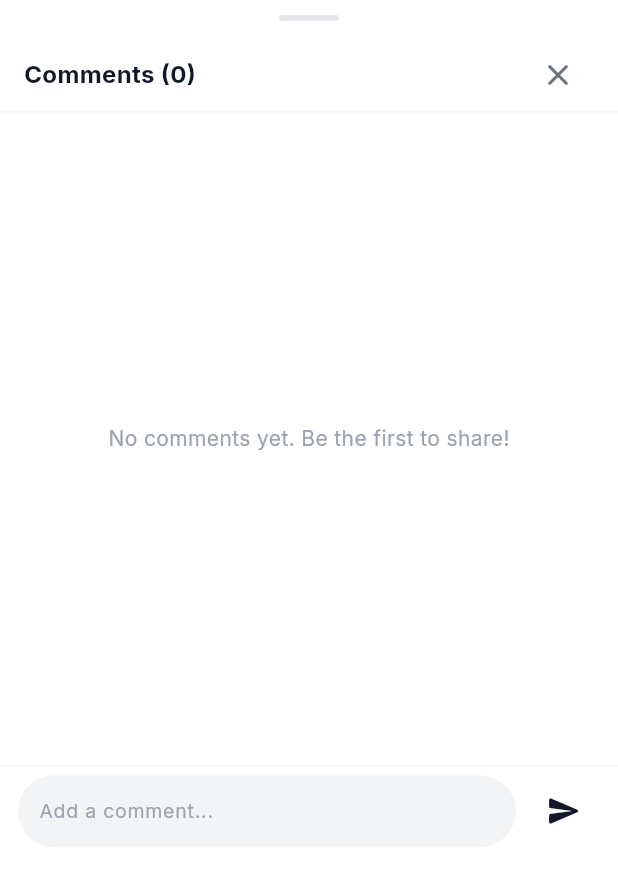
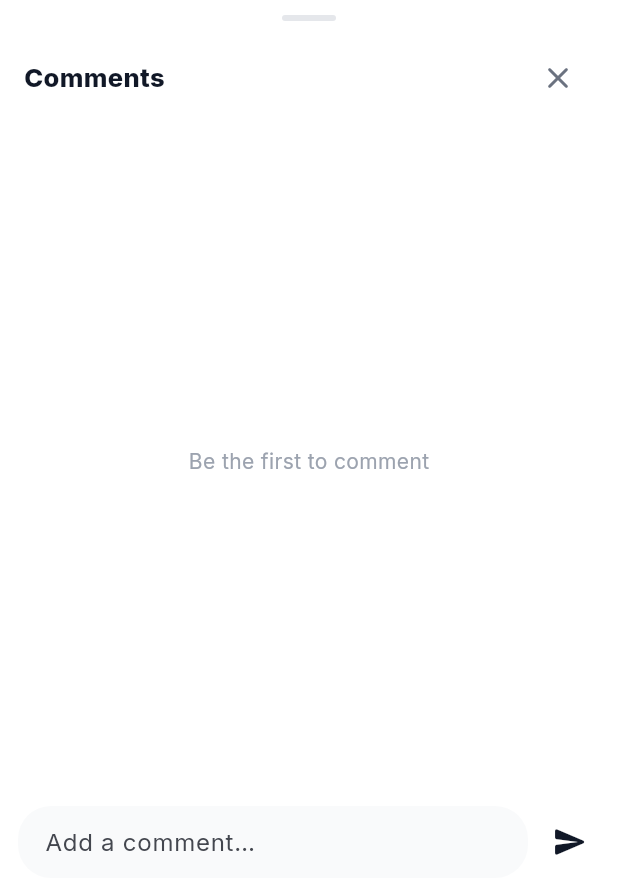
Before and after one commit to 1rachit-tech/Ojas--world, a Flutter app: the HomeCommentsSheet widget shown alone on an empty page, opened directly with empty values, after a tap on the "send" icon, on a phone screen of 412 x 824 dp. Shown: the top 894 px of the screen. Run offline on Flutter 3.47's test engine with Material 3 defaults, Android fonts, the light colour scheme and no system bars; our stand-ins replace audioplayers, cached_network_image, camera, cloud_firestore, cloud_functions, firebase_auth and 13 more; missing offline and left inert: firebase_app_check, google_sign_in_web, livekit_client, record, video_compress; accounts and stored records are empty; network calls fail.

Commit message:
Replace local comments with real Firestore stream + post/reply/delete

```diff
--- a/lib/widgets/home_comments_sheet.dart
+++ b/lib/widgets/home_comments_sheet.dart
@@ -1,27 +1,35 @@
+import 'package:firebase_auth/firebase_auth.dart';
 import 'package:flutter/material.dart';
+import 'package:flutter/services.dart';
 
+import '../models/social_interaction.dart';
+import '../services/social_interaction_service.dart';
+
+/// Real comments for a content item (reel).
+/// [postId] is the content/reel id (kept for existing call sites).
 class HomeCommentsSheet extends StatefulWidget {
+  const HomeCommentsSheet({
+    super.key,
+    required this.postId,
+    this.creatorName = '',
+    this.initialComments = const <String>[],
+    this.onCommentsUpdated,
+  });
+
   final String postId;
   final String creatorName;
   final List<String> initialComments;
-  final Function(int updatedCount) onCommentsUpdated;
+  final void Function(int updatedCount)? onCommentsUpdated;
 
-  const HomeCommentsSheet({
-    super.key,
-    required this.postId,
-    required this.creatorName,
-    required this.initialComments,
-    required this.onCommentsUpdated,
-  });
-
-  static void show(
+  static Future<void> show(
     BuildContext context, {
     required String postId,
-    required String creatorName,
-    required List<String> initialComments,
-    required Function(int updatedCount) onCommentsUpdated,
+    String creatorName = '',
+    List<String> initialComments = const <String>[],
+    void Function(int updatedCount)? onCommentsUpdated,
   }) {
-    showModalBottomSheet(
+    HapticFeedback.mediumImpact();
+    return showModalBottomSheet<void>(
       context: context,
       isScrollControlled: true,
       backgroundColor: Colors.transparent,
@@ -39,66 +47,104 @@ class HomeCommentsSheet extends StatefulWidget {
 }
 
 class _HomeCommentsSheetState extends State<HomeCommentsSheet> {
-  final TextEditingController _commentCtrl = TextEditingController();
-  late List<String> _comments;
-
-  @override
-  void initState() {
-    super.initState();
-    _comments = List.from(widget.initialComments);
-  }
+  final TextEditingController _controller = TextEditingController();
+  final FocusNode _focus = FocusNode();
+  bool _sending = false;
+  String? _error;
+  SocialComment? _replyingTo;
 
   @override
   void dispose() {
-    _commentCtrl.dispose();
+    _controller.dispose();
+    _focus.dispose();
     super.dispose();
   }
 
-  void _addComment() {
-    final text = _commentCtrl.text.trim();
-    if (text.isEmpty) return;
+  Future<void> _send() async {
+    final text = _controller.text.trim();
+    if (text.isEmpty || _sending) return;
+    setState(() {
+      _sending = true;
+      _error = null;
+    });
+    try {
+      await SocialInteractionService.instance.postComment(
+        contentId: widget.postId,
+        text: text,
+        parentCommentId: _replyingTo?.id,
+        rootCommentId: _replyingTo?.rootCommentId ?? _replyingTo?.id,
+      );
+      _controller.clear();
+      if (mounted) setState(() => _replyingTo = null);
+      HapticFeedback.lightImpact();
+    } catch (e) {
+      if (mounted) setState(() => _error = e.toString());
+    } finally {
+      if (mounted) setState(() => _sending = false);
+    }
+  }
 
-    setState(() {
-      _comments.insert(0, text);
-    });
-    widget.onCommentsUpdated(_comments.length);
-    _commentCtrl.clear();
+  Future<void> _delete(SocialComment comment) async {
+    try {
+      await SocialInteractionService.instance.deleteComment(
+        contentId: widget.postId,
+        commentId: comment.id,
+      );
+    } catch (e) {
+      if (mounted) {
+        ScaffoldMessenger.of(context).showSnackBar(
+          SnackBar(content: Text(e.toString())),
+        );
+      }
+    }
+  }
+
+  String _timeAgo(DateTime? dt) {
+    if (dt == null) return '';
+    final d = DateTime.now().toUtc().difference(dt.toUtc());
+    if (d.inMinutes < 1) return 'now';
+    if (d.inMinutes < 60) return '${d.inMinutes}m';
+    if (d.inHours < 24) return '${d.inHours}h';
+    if (d.inDays < 7) return '${d.inDays}d';
+    return '${dt.day}/${dt.month}';
   }
 
   @override
   Widget build(BuildContext context) {
-    return Container(
-      height: MediaQuery.of(context).size.height * 0.70,
+    final bottom = MediaQuery.of(context).viewInsets.bottom;
+    final uid = FirebaseAuth.instance.currentUser?.uid;
+
+    return Padding(
+      padding: EdgeInsets.only(bottom: bottom),
+      child: Container(
+        height: MediaQuery.of(context).size.height * 0.72,
         decoration: const BoxDecoration(
           color: Colors.white,
-        borderRadius: BorderRadius.vertical(top: Radius.circular(24)),
-      ),
-      padding: EdgeInsets.only(
-        bottom: MediaQuery.of(context).viewInsets.bottom,
+          borderRadius: BorderRadius.vertical(top: Radius.circular(20)),
         ),
         child: Column(
           children: [
             const SizedBox(height: 10),
             Container(
-            width: 40,
+              width: 36,
               height: 4,
               decoration: BoxDecoration(
                 color: const Color(0xFFE5E7EB),
                 borderRadius: BorderRadius.circular(2),
               ),
             ),
-          const SizedBox(height: 12),
             Padding(
-            padding: const EdgeInsets.symmetric(horizontal: 16),
+              padding: const EdgeInsets.fromLTRB(16, 14, 16, 8),
               child: Row(
-              mainAxisAlignment: MainAxisAlignment.spaceBetween,
                 children: [
-                Text(
-                  'Comments (${_comments.length})',
-                  style: const TextStyle(
+                  const Expanded(
+                    child: Text(
+                      'Comments',
+                      style: TextStyle(
+                        fontSize: 17,
+                        fontWeight: FontWeight.w800,
                         color: Color(0xFF111827),
-                    fontWeight: FontWeight.bold,
-                    fontSize: 16,
+                      ),
                     ),
                   ),
                   IconButton(
@@ -108,102 +154,207 @@ class _HomeCommentsSheetState extends State<HomeCommentsSheet> {
                 ],
               ),
             ),
-          const Divider(color: Color(0xFFF3F4F6), height: 1),
+            if (_error != null)
+              Padding(
+                padding: const EdgeInsets.symmetric(horizontal: 16),
+                child: Text(
+                  _error!,
+                  style: const TextStyle(color: Color(0xFFDC2626), fontSize: 12),
+                ),
+              ),
             Expanded(
-            child: _comments.isEmpty
-                ? const Center(
+              child: StreamBuilder<List<SocialComment>>(
+                stream: SocialInteractionService.instance
+                    .watchComments(widget.postId),
+                builder: (context, snapshot) {
+                  final comments = snapshot.data ?? const <SocialComment>[];
+                  final cb = widget.onCommentsUpdated;
+                  if (cb != null) {
+                    WidgetsBinding.instance.addPostFrameCallback((_) {
+                      cb(comments.length);
+                    });
+                  }
+                  if (snapshot.connectionState == ConnectionState.waiting &&
+                      comments.isEmpty) {
+                    return const Center(
+                      child: CircularProgressIndicator(strokeWidth: 2),
+                    );
+                  }
+                  if (comments.isEmpty) {
+                    return const Center(
                       child: Text(
-                      'No comments yet. Be the first to share!',
+                        'Be the first to comment',
                         style: TextStyle(color: Color(0xFF9CA3AF)),
                       ),
-                  )
-                : ListView.builder(
-                    padding: const EdgeInsets.symmetric(horizontal: 16, vertical: 12),
-                    itemCount: _comments.length,
+                    );
+                  }
+                  return ListView.builder(
+                    padding: const EdgeInsets.fromLTRB(12, 0, 12, 8),
+                    itemCount: comments.length,
                     itemBuilder: (context, index) {
-                      return Padding(
-                        padding: const EdgeInsets.only(bottom: 16),
-                        child: Row(
-                          crossAxisAlignment: CrossAxisAlignment.start,
-                          children: [
-                            const CircleAvatar(
+                      final c = comments[index];
+                      final isMine = uid != null && c.authorId == uid;
+                      return ListTile(
+                        contentPadding: const EdgeInsets.symmetric(
+                          horizontal: 4,
+                          vertical: 2,
+                        ),
+                        leading: CircleAvatar(
                           radius: 16,
-                              backgroundColor: Color(0xFFF3F4F6),
+                          backgroundColor: const Color(0xFF111827),
                           child: Text(
-                                'U',
-                                style: TextStyle(
-                                  color: Color(0xFF111827),
+                            c.authorName.isNotEmpty
+                                ? c.authorName[0].toUpperCase()
+                                : 'O',
+                            style: const TextStyle(
+                              color: Colors.white,
+                              fontSize: 13,
                               fontWeight: FontWeight.bold,
-                                  fontSize: 12,
                             ),
                           ),
                         ),
-                            const SizedBox(width: 12),
-                            Expanded(
-                              child: Column(
-                                crossAxisAlignment: CrossAxisAlignment.start,
+                        title: Row(
                           children: [
-                                  const Text(
-                                    'OJAS Member',
-                                    style: TextStyle(
-                                      color: Color(0xFF111827),
-                                      fontWeight: FontWeight.bold,
-                                      fontSize: 12.5,
+                            Flexible(
+                              child: Text(
+                                c.authorName,
+                                style: const TextStyle(
+                                  fontWeight: FontWeight.w700,
+                                  fontSize: 13.5,
+                                ),
+                                overflow: TextOverflow.ellipsis,
                               ),
                             ),
-                                  const SizedBox(height: 2),
+                            const SizedBox(width: 6),
                             Text(
-                                    _comments[index],
+                              _timeAgo(c.createdAt),
+                              style: const TextStyle(
+                                color: Color(0xFF9CA3AF),
+                                fontSize: 11,
+                              ),
+                            ),
+                          ],
+                        ),
+                        subtitle: Padding(
+                          padding: const EdgeInsets.only(top: 2),
+                          child: Text(
+                            c.text,
                             style: const TextStyle(
                               color: Color(0xFF374151),
-                                      fontSize: 13.5,
+                              fontSize: 14,
+                              height: 1.35,
+                            ),
+                          ),
+                        ),
+                        trailing: Row(
+                          mainAxisSize: MainAxisSize.min,
+                          children: [
+                            TextButton(
+                              onPressed: () {
+                                setState(() => _replyingTo = c);
+                                _focus.requestFocus();
+                              },
+                              child: const Text(
+                                'Reply',
+                                style: TextStyle(
+                                  fontSize: 12,
+                                  color: Color(0xFF6B7280),
+                                ),
+                              ),
+                            ),
+                            if (isMine)
+                              IconButton(
+                                icon: const Icon(
+                                  Icons.delete_outline_rounded,
+                                  size: 18,
+                                  color: Color(0xFF9CA3AF),
+                                ),
+                                onPressed: () => _delete(c),
+                              ),
+                          ],
+                        ),
+                      );
+                    },
+                  );
+                },
+              ),
+            ),
+            if (_replyingTo != null)
+              Container(
+                width: double.infinity,
+                color: const Color(0xFFF3F4F6),
+                padding:
+                    const EdgeInsets.symmetric(horizontal: 14, vertical: 8),
+                child: Row(
+                  children: [
+                    Expanded(
+                      child: Text(
+                        'Replying to ${_replyingTo!.authorName}',
+                        style: const TextStyle(
+                          fontSize: 12.5,
+                          color: Color(0xFF6B7280),
+                        ),
+                      ),
+                    ),
+                    GestureDetector(
+                      onTap: () => setState(() => _replyingTo = null),
+                      child: const Icon(Icons.close, size: 16),
+                    ),
+                  ],
+                ),
+              ),
+            SafeArea(
+              top: false,
+              child: Padding(
+                padding: const EdgeInsets.fromLTRB(12, 6, 8, 8),
+                child: Row(
+                  children: [
+                    Expanded(
+                      child: TextField(
+                        controller: _controller,
+                        focusNode: _focus,
+                        maxLength: 1000,
+                        minLines: 1,
+                        maxLines: 4,
+                        textInputAction: TextInputAction.send,
+                        onSubmitted: (_) => _send(),
+                        decoration: InputDecoration(
+                          counterText: '',
+                          hintText: 'Add a comment…',
+                          filled: true,
+                          fillColor: const Color(0xFFF9FAFB),
+                          contentPadding: const EdgeInsets.symmetric(
+                            horizontal: 14,
+                            vertical: 10,
+                          ),
+                          border: OutlineInputBorder(
+                            borderRadius: BorderRadius.circular(22),
+                            borderSide: BorderSide.none,
+                          ),
+                        ),
+                      ),
+                    ),
+                    const SizedBox(width: 4),
+                    IconButton(
+                      onPressed: _sending ? null : _send,
+                      icon: _sending
+                          ? const SizedBox(
+                              width: 18,
+                              height: 18,
+                              child: CircularProgressIndicator(strokeWidth: 2),
+                            )
+                          : const Icon(
+                              Icons.send_rounded,
+                              color: Color(0xFF111827),
                             ),
                     ),
                   ],
                 ),
               ),
-                          ],
-                        ),
-                      );
-                    },
-                  ),
-          ),
-          Container(
-            padding: const EdgeInsets.fromLTRB(12, 6, 12, 12),
-            decoration: const BoxDecoration(
-              color: Colors.white,
-              border: Border(top: BorderSide(color: Color(0xFFF3F4F6))),
-            ),
-            child: Row(
-              children: [
-                Expanded(
-                  child: Container(
-                    padding: const EdgeInsets.symmetric(horizontal: 14),
-                    decoration: BoxDecoration(
-                      color: const Color(0xFFF3F4F6),
-                      borderRadius: BorderRadius.circular(24),
-                    ),
-                    child: TextField(
-                      controller: _commentCtrl,
-                      style: const TextStyle(color: Color(0xFF111827), fontSize: 13.5),
-                      decoration: const InputDecoration(
-                        hintText: 'Add a comment...',
-                        hintStyle: TextStyle(color: Color(0xFF9CA3AF), fontSize: 13),
-                        border: InputBorder.none,
-                      ),
-                    ),
-                  ),
-                ),
-                const SizedBox(width: 8),
-                IconButton(
-                  icon: const Icon(Icons.send_rounded, color: Color(0xFF111827)),
-                  onPressed: _addComment,
             ),
           ],
         ),
       ),
-        ],
-      ),
     );
   }
 }
```
Lines whose indentation alone changed are shown as unchanged.
